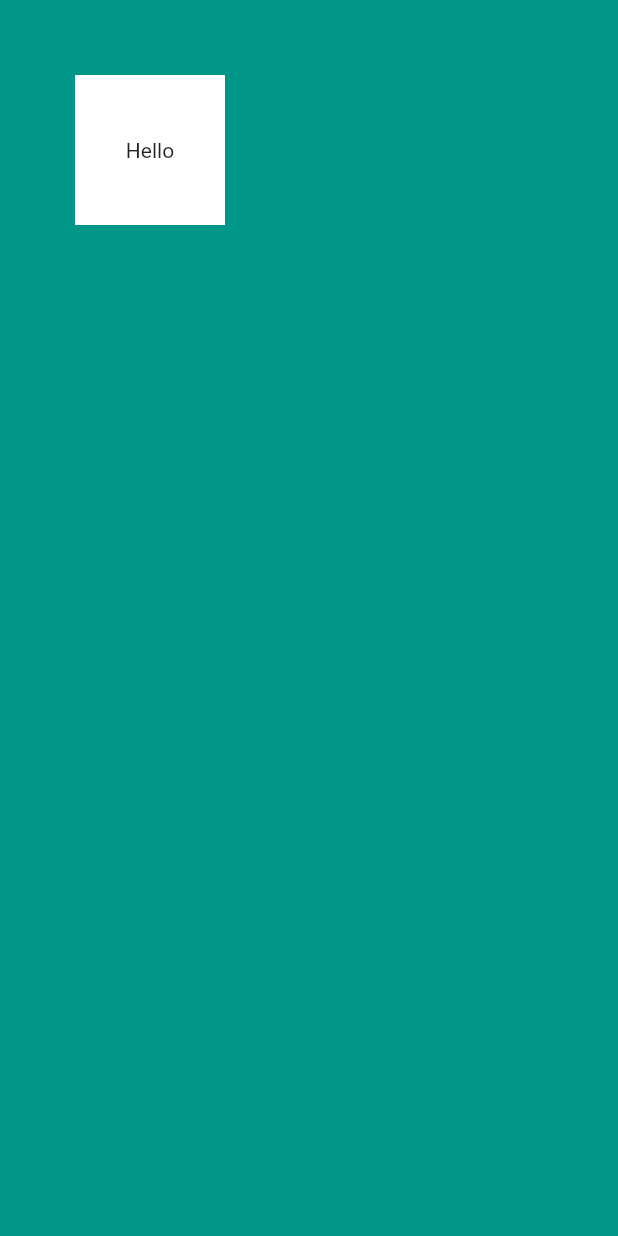
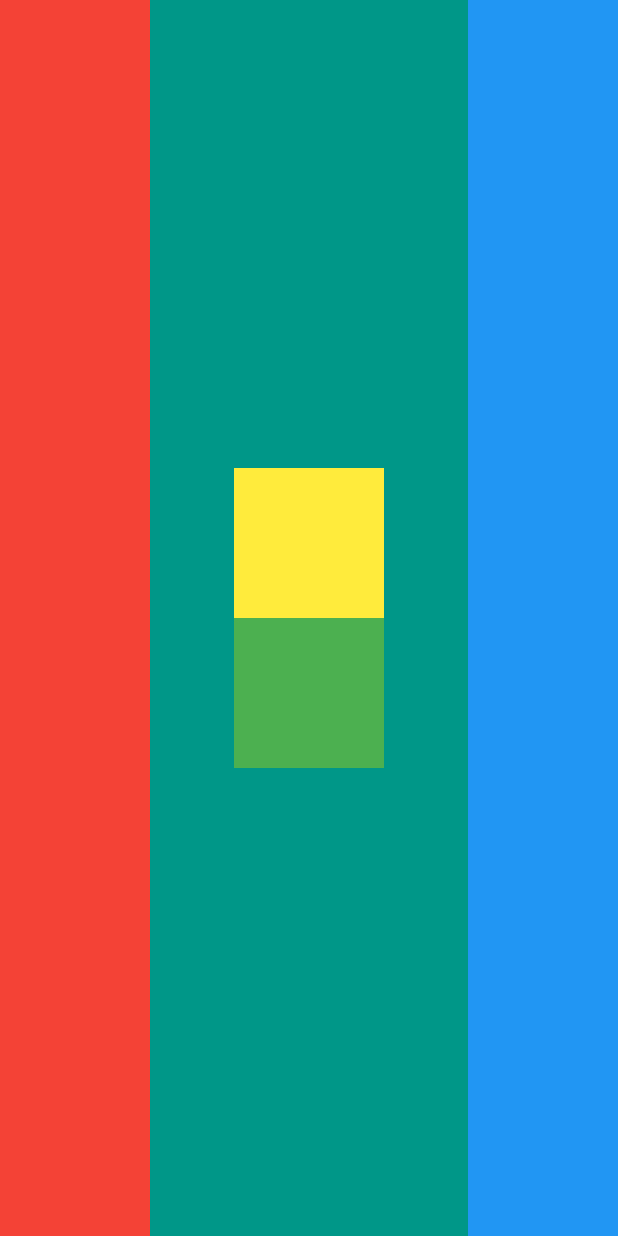
Before and after one commit to omsamara/mi_card_flutter, a Flutter app: the screen it shows after launch, on a phone screen of 412 x 824 dp. Run offline on Flutter 3.47's test engine with Material 2 defaults, Android fonts, the phone set to English and light mode, and no system bars.

Commit message:
Row, column layout challenge

```diff
--- a/lib/main.dart
+++ b/lib/main.dart
@@ -9,12 +9,34 @@ class MyApp extends StatelessWidget {
       home: Scaffold(
         backgroundColor: Colors.teal,
         body: SafeArea(
-          child: Container(
-            color: Colors.white,
-            child: Center(child: Text("Hello")),
-            width: 100,
-            height: 100,
-            margin: EdgeInsets.only(left: 50, top: 50),
+          child: Row(
+            crossAxisAlignment: CrossAxisAlignment.stretch,
+            mainAxisAlignment: MainAxisAlignment.spaceBetween,
+            children: [
+              Container(
+                color: Colors.red,
+                width: 100,
+              ),
+              Column(
+                mainAxisAlignment: MainAxisAlignment.center,
+                children: [
+                  Container(
+                    color: Colors.yellow,
+                    width: 100,
+                    height: 100,
+                  ),
+                  Container(
+                    color: Colors.green,
+                    width: 100,
+                    height: 100,
+                  ),
+                ],
+              ),
+              Container(
+                color: Colors.blue,
+                width: 100,
+              ),
+            ],
           ),
         ),
       ),
```
